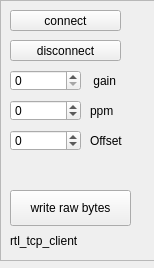
Old version of the form devices/rtl_tcp/rtl_tcp-widget.ui in the repository JvanKatwijk/qt-dab.
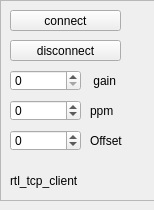
New version of the form.

The edit to the form file:
```diff
--- a/devices/rtl_tcp/rtl_tcp-widget.ui
+++ b/devices/rtl_tcp/rtl_tcp-widget.ui
@@ -7,7 +7,7 @@
     <x>0</x>
     <y>0</y>
     <width>154</width>
-    <height>268</height>
+    <height>210</height>
    </rect>
   </property>
   <property name="windowTitle">
@@ -19,7 +19,7 @@
      <x>0</x>
      <y>0</y>
      <width>161</width>
-     <height>261</height>
+     <height>201</height>
     </rect>
    </property>
    <property name="frameShape">
@@ -32,7 +32,7 @@
     <property name="geometry">
      <rect>
       <x>10</x>
-      <y>230</y>
+      <y>170</y>
       <width>111</width>
       <height>21</height>
      </rect>
@@ -171,19 +171,6 @@
      <string>Offset</string>
     </property>
    </widget>
-   <widget class="QPushButton" name="dumpButton">
-    <property name="geometry">
-     <rect>
-      <x>10</x>
-      <y>190</y>
-      <width>121</width>
-      <height>36</height>
-     </rect>
-    </property>
-    <property name="text">
-     <string>write raw bytes</string>
-    </property>
-   </widget>
   </widget>
  </widget>
  <resources/>
```
